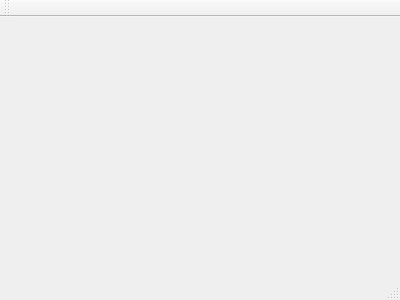
The window that mainwindow.ui (psv-git/BDOLang) describes before a commit, drawn with Qt 5.
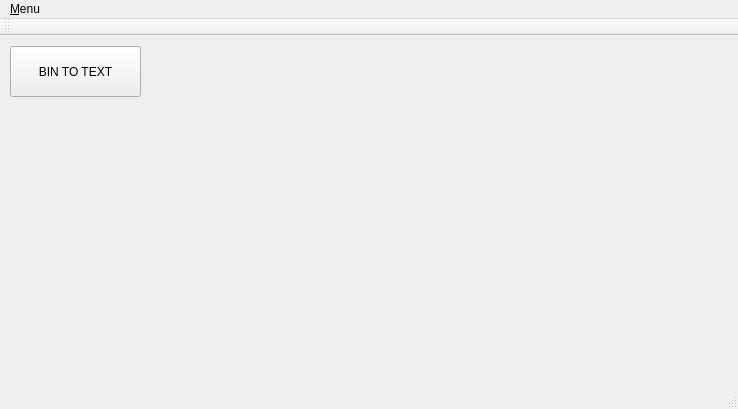
The same window after the commit.

```diff
--- a/mainwindow.ui
+++ b/mainwindow.ui
@@ -1,24 +1,59 @@
 <ui version="4.0">
  <class>MainWindow</class>
- <widget class="QMainWindow" name="MainWindow" >
-  <property name="geometry" >
+ <widget class="QMainWindow" name="MainWindow">
+  <property name="geometry">
    <rect>
     <x>0</x>
     <y>0</y>
-    <width>400</width>
-    <height>300</height>
+    <width>738</width>
+    <height>409</height>
    </rect>
   </property>
   <property name="windowTitle" >
    <string>MainWindow</string>
   </property>
-  <widget class="QMenuBar" name="menuBar" />
-  <widget class="QToolBar" name="mainToolBar" />
-  <widget class="QWidget" name="centralWidget" />
-  <widget class="QStatusBar" name="statusBar" />
+  <widget class="QWidget" name="centralWidget">
+   <widget class="QPushButton" name="binToTextButton">
+    <property name="geometry">
+     <rect>
+      <x>10</x>
+      <y>10</y>
+      <width>131</width>
+      <height>51</height>
+     </rect>
+    </property>
+    <property name="text">
+     <string>BIN TO TEXT</string>
+    </property>
+   </widget>
+  </widget>
+  <widget class="QMenuBar" name="menuBar">
+   <property name="geometry">
+    <rect>
+     <x>0</x>
+     <y>0</y>
+     <width>738</width>
+     <height>23</height>
+    </rect>
+   </property>
+   <widget class="QMenu" name="menuBDOLang">
+    <property name="title">
+     <string>&amp;Menu</string>
+    </property>
+   </widget>
+   <addaction name="menuBDOLang"/>
+  </widget>
+  <widget class="QToolBar" name="mainToolBar">
+   <attribute name="toolBarArea">
+    <enum>TopToolBarArea</enum>
+   </attribute>
+   <attribute name="toolBarBreak">
+    <bool>false</bool>
+   </attribute>
+  </widget>
+  <widget class="QStatusBar" name="statusBar"/>
  </widget>
- <layoutDefault spacing="6" margin="11" />
- <pixmapfunction></pixmapfunction>
+ <layoutdefault spacing="6" margin="11"/>
  <resources/>
  <connections/>
 </ui>
```
Left out of the diff: 25 changed lines with no effect on the pictures.
